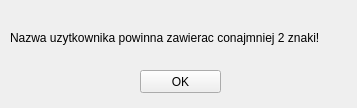
WAndraszyk/Projekt-SK2, file Qt/nameerror.ui: the form before one commit.
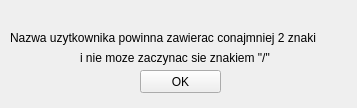
The form after the commit.

Diff of the .ui file:
```diff
--- a/Qt/nameerror.ui
+++ b/Qt/nameerror.ui
@@ -23,7 +23,7 @@
     </rect>
    </property>
    <property name="text">
-    <string>Nazwa uzytkownika powinna zawierac conajmniej 2 znaki!</string>
+    <string>Nazwa uzytkownika powinna zawierac conajmniej 2 znaki</string>
    </property>
   </widget>
   <widget class="QPushButton" name="pushButton">
@@ -51,6 +51,19 @@
     <string>OK</string>
    </property>
   </widget>
+  <widget class="QLabel" name="label_2">
+   <property name="geometry">
+    <rect>
+     <x>80</x>
+     <y>50</y>
+     <width>211</width>
+     <height>16</height>
+    </rect>
+   </property>
+   <property name="text">
+    <string>i nie moze zaczynac sie znakiem &quot;/&quot;</string>
+   </property>
+  </widget>
  </widget>
  <resources/>
  <connections/>
```
